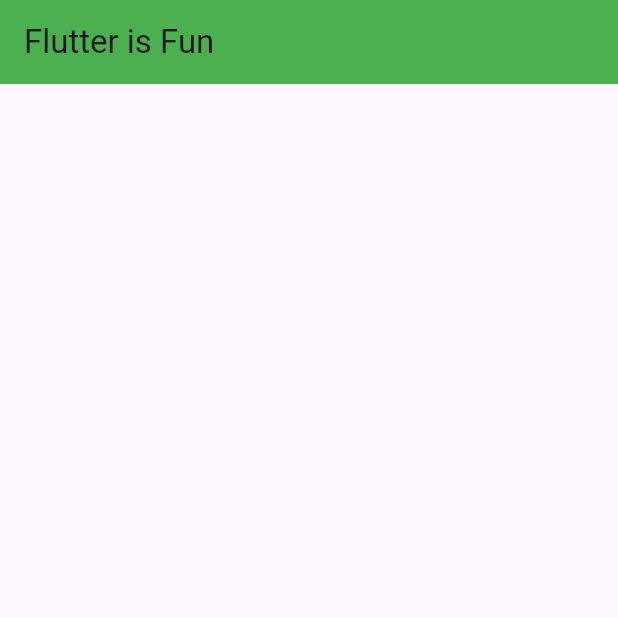
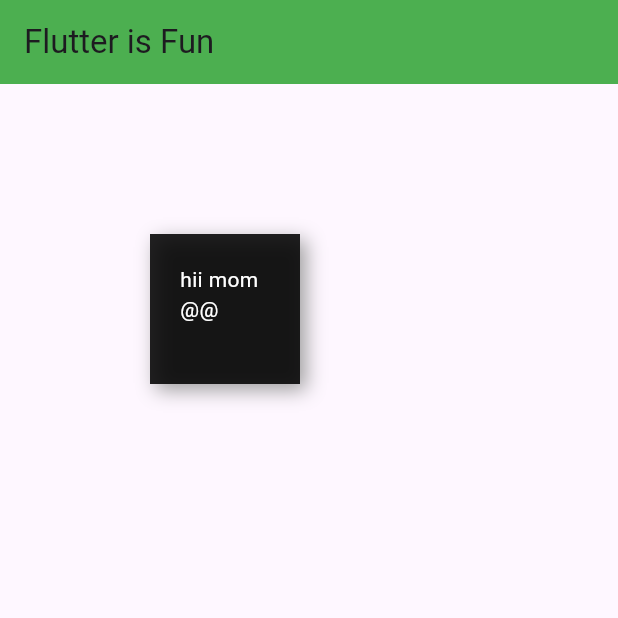
Before and after one commit to Arvindkr123/flutter_application_1, a Flutter app: the screen it shows after launch, on a phone screen of 412 x 824 dp, the top half of it. Run offline on Flutter 3.47's test engine with Material 3 defaults, Android fonts, the phone set to English and light mode, and no system bars.

Commit message:
added MaterialApp with scaffold and with Container and shown title of the app

```diff
--- a/lib/main.dart
+++ b/lib/main.dart
@@ -1,6 +1,7 @@
+import 'package:flutter/cupertino.dart';
 import 'package:flutter/material.dart';
 
-void main(){
+void main() {
   runApp(MyApp());
 }
 
@@ -10,12 +11,32 @@ class MyApp extends StatelessWidget {
   @override
   Widget build(BuildContext context) {
     return MaterialApp(
-      home:Scaffold(
+      home: Scaffold(
         appBar: AppBar(
           backgroundColor: Colors.green,
           title: const Text('Flutter is Fun'),
         ),
-      )
+        body: Container(
+          margin: const EdgeInsets.all(100),
+          padding: const EdgeInsets.all(20),
+          width: 100,
+          height: 100,
+          decoration: const BoxDecoration(
+            color: Colors.black87,
+            boxShadow: [
+              BoxShadow(
+                color: Colors.grey,
+                offset: Offset(4, 4),
+                blurRadius: 10,
+              ),
+            ],
+          ),
+          child: const Text(
+            'hii mom @@',
+            style: TextStyle(color: Colors.white),
+          ),
+        ),
+      ),
     );
   }
 }
```
